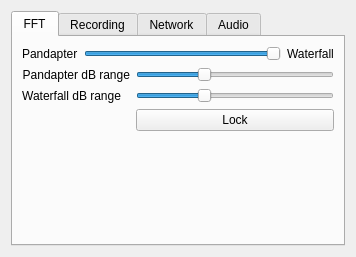
Above: src/qtgui/audio_options.ui from vladisslav2011/gqrx before the change. Below: the same form after it.
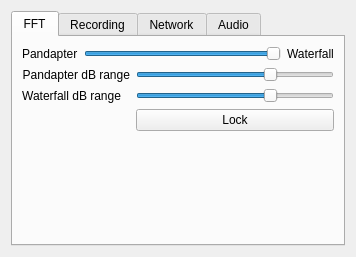
That is the form after the change. The open tabs and pages were chosen to show the change. Icons and pictures are not drawn. Custom widgets are drawn as their Qt base class.

Patch:
```diff
--- a/src/qtgui/audio_options.ui
+++ b/src/qtgui/audio_options.ui
@@ -95,7 +95,7 @@
             <string>Adjust dB range on the pandapter</string>
            </property>
            <property name="minimum">
-            <number>-120</number>
+            <number>-260</number>
            </property>
            <property name="maximum">
             <number>0</number>
@@ -127,7 +127,7 @@
             <string>Adjust dB range on the waterfall</string>
            </property>
            <property name="minimum">
-            <number>-120</number>
+            <number>-260</number>
            </property>
            <property name="maximum">
             <number>0</number>
```
Left out of the diff: 2 changed lines with no effect on the pictures.
